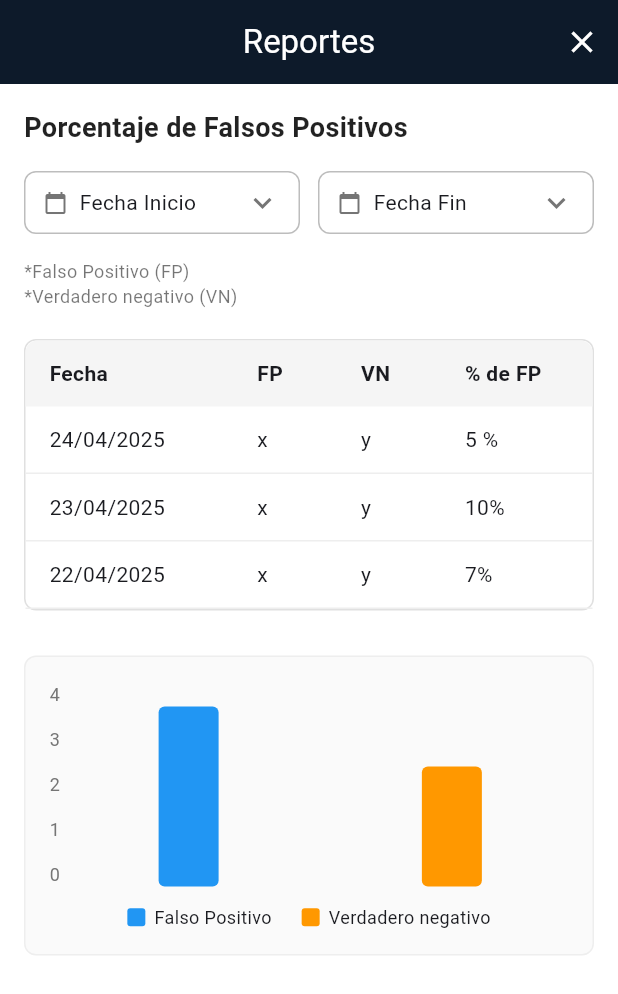
After one commit to josmeldev/txtscan, a Flutter app: the FalsosPositivosScreen screen opened directly, on a phone screen of 412 x 824 dp. The commit adds this screen. Shown: the top 994 px of the screen. Run offline on Flutter 3.47's test engine with Material 3 defaults, Android fonts, the phone set to English and light mode, and no system bars; our stand-ins replace firebase_auth, firebase_core, firebase_database, firebase_messaging, flutter_spinkit; accounts and stored records are empty.

Commit message:
Add FalsosPositivosScreen and PrecisionScreen: implement detailed reports with data tables and graphs

```diff
--- /dev/null
+++ b/lib/screens/falsos_positivos_screen.dart
@@ -0,0 +1,254 @@
+import 'package:flutter/material.dart';
+
+class FalsosPositivosScreen extends StatelessWidget {
+  const FalsosPositivosScreen({super.key});
+
+  @override
+  Widget build(BuildContext context) {
+    return Scaffold(
+      backgroundColor: Colors.white,
+      appBar: AppBar(
+        title: const Text('Reportes', style: TextStyle(color: Colors.white)),
+        backgroundColor: const Color(0xFF0D1A2A),
+        centerTitle: true,
+        leading: Container(), // Quitar el botón de back automático
+        actions: [
+          // Botón de cerrar en la esquina superior derecha
+          IconButton(
+            icon: const Icon(Icons.close, color: Colors.white, size: 24),
+            onPressed: () {
+              Navigator.of(context).pop();
+            },
+          ),
+        ],
+      ),
+      body: Padding(
+        padding: const EdgeInsets.all(16.0),
+        child: Column(
+          crossAxisAlignment: CrossAxisAlignment.start,
+          children: [
+            // Título principal
+            const Text(
+              'Porcentaje de Falsos Positivos',
+              style: TextStyle(
+                fontSize: 18,
+                fontWeight: FontWeight.bold,
+                color: Colors.black87,
+              ),
+            ),
+            const SizedBox(height: 16),
+
+            // Filtros de fecha
+            Row(
+              children: [
+                // Fecha Inicio
+                Expanded(
+                  child: Container(
+                    padding: const EdgeInsets.symmetric(horizontal: 12, vertical: 8),
+                    decoration: BoxDecoration(
+                      border: Border.all(color: Colors.grey.shade400),
+                      borderRadius: BorderRadius.circular(8),
+                    ),
+                    child: Row(
+                      children: [
+                        Icon(Icons.calendar_today, size: 16, color: Colors.grey.shade600),
+                        const SizedBox(width: 8),
+                        const Text('Fecha Inicio', style: TextStyle(fontSize: 14)),
+                        const Spacer(),
+                        Icon(Icons.keyboard_arrow_down, color: Colors.grey.shade600),
+                      ],
+                    ),
+                  ),
+                ),
+                const SizedBox(width: 12),
+                // Fecha Fin
+                Expanded(
+                  child: Container(
+                    padding: const EdgeInsets.symmetric(horizontal: 12, vertical: 8),
+                    decoration: BoxDecoration(
+                      border: Border.all(color: Colors.grey.shade400),
+                      borderRadius: BorderRadius.circular(8),
+                    ),
+                    child: Row(
+                      children: [
+                        Icon(Icons.calendar_today, size: 16, color: Colors.grey.shade600),
+                        const SizedBox(width: 8),
+                        const Text('Fecha Fin', style: TextStyle(fontSize: 14)),
+                        const Spacer(),
+                        Icon(Icons.keyboard_arrow_down, color: Colors.grey.shade600),
+                      ],
+                    ),
+                  ),
+                ),
+              ],
+            ),
+            const SizedBox(height: 16),
+
+            // Descripción de los datos
+            const Text(
+              '*Falso Positivo (FP)',
+              style: TextStyle(fontSize: 12, color: Colors.black54),
+            ),
+            const Text(
+              '*Verdadero negativo (VN)',
+              style: TextStyle(fontSize: 12, color: Colors.black54),
+            ),
+            const SizedBox(height: 20),
+
+            // Tabla de datos
+            Container(
+              decoration: BoxDecoration(
+                border: Border.all(color: Colors.grey.shade300),
+                borderRadius: BorderRadius.circular(8),
+              ),
+              child: Column(
+                children: [
+                  // Header de la tabla
+                  Container(
+                    padding: const EdgeInsets.symmetric(vertical: 12, horizontal: 16),
+                    decoration: BoxDecoration(
+                      color: Colors.grey.shade100,
+                      borderRadius: const BorderRadius.only(
+                        topLeft: Radius.circular(8),
+                        topRight: Radius.circular(8),
+                      ),
+                    ),
+                    child: const Row(
+                      children: [
+                        Expanded(flex: 2, child: Text('Fecha', style: TextStyle(fontWeight: FontWeight.bold))),
+                        Expanded(child: Text('FP', style: TextStyle(fontWeight: FontWeight.bold))),
+                        Expanded(child: Text('VN', style: TextStyle(fontWeight: FontWeight.bold))),
+                        Expanded(child: Text('% de FP', style: TextStyle(fontWeight: FontWeight.bold))),
+                      ],
+                    ),
+                  ),
+                  // Filas de datos
+                  _buildTableRow('24/04/2025', 'x', 'y', '5 %'),
+                  _buildTableRow('23/04/2025', 'x', 'y', '10%'),
+                  _buildTableRow('22/04/2025', 'x', 'y', '7%'),
+                ],
+              ),
+            ),
+            const SizedBox(height: 30),
+
+            // Gráfico de barras
+            Container(
+              height: 200,
+              padding: const EdgeInsets.all(16),
+              decoration: BoxDecoration(
+                color: Colors.grey.shade50,
+                borderRadius: BorderRadius.circular(8),
+                border: Border.all(color: Colors.grey.shade200),
+              ),
+              child: Column(
+                children: [
+                  // Eje Y (números)
+                  Expanded(
+                    child: Row(
+                      crossAxisAlignment: CrossAxisAlignment.end,
+                      children: [
+                        // Etiquetas del eje Y
+                        Column(
+                          mainAxisAlignment: MainAxisAlignment.spaceBetween,
+                          children: [
+                            Text('4', style: TextStyle(fontSize: 12, color: Colors.grey.shade600)),
+                            Text('3', style: TextStyle(fontSize: 12, color: Colors.grey.shade600)),
+                            Text('2', style: TextStyle(fontSize: 12, color: Colors.grey.shade600)),
+                            Text('1', style: TextStyle(fontSize: 12, color: Colors.grey.shade600)),
+                            Text('0', style: TextStyle(fontSize: 12, color: Colors.grey.shade600)),
+                          ],
+                        ),
+                        const SizedBox(width: 8),
+                        // Barras del gráfico
+                        Expanded(
+                          child: Row(
+                            mainAxisAlignment: MainAxisAlignment.spaceEvenly,
+                            crossAxisAlignment: CrossAxisAlignment.end,
+                            children: [
+                              // Barra azul (Falso Positivo)
+                              Container(
+                                width: 40,
+                                height: 120,
+                                decoration: BoxDecoration(
+                                  color: Colors.blue,
+                                  borderRadius: BorderRadius.circular(4),
+                                ),
+                              ),
+                              const SizedBox(width: 20),
+                              // Barra naranja (Verdadero negativo)
+                              Container(
+                                width: 40,
+                                height: 80,
+                                decoration: BoxDecoration(
+                                  color: Colors.orange,
+                                  borderRadius: BorderRadius.circular(4),
+                                ),
+                              ),
+                            ],
+                          ),
+                        ),
+                      ],
+                    ),
+                  ),
+                  const SizedBox(height: 12),
+                  // Leyenda
+                  Row(
+                    mainAxisAlignment: MainAxisAlignment.center,
+                    children: [
+                      Row(
+                        children: [
+                          Container(
+                            width: 12,
+                            height: 12,
+                            decoration: BoxDecoration(
+                              color: Colors.blue,
+                              borderRadius: BorderRadius.circular(2),
+                            ),
+                          ),
+                          const SizedBox(width: 6),
+                          const Text('Falso Positivo', style: TextStyle(fontSize: 12)),
+                        ],
+                      ),
+                      const SizedBox(width: 20),
+                      Row(
+                        children: [
+                          Container(
+                            width: 12,
+                            height: 12,
+                            decoration: BoxDecoration(
+                              color: Colors.orange,
+                              borderRadius: BorderRadius.circular(2),
+                            ),
+                          ),
+                          const SizedBox(width: 6),
+                          const Text('Verdadero negativo', style: TextStyle(fontSize: 12)),
+                        ],
+                      ),
+                    ],
+                  ),
+                ],
+              ),
+            ),
+          ],
+        ),
+      ),
+    );
+  }
+
+  Widget _buildTableRow(String fecha, String fp, String vn, String porcentaje) {
+    return Container(
+      padding: const EdgeInsets.symmetric(vertical: 12, horizontal: 16),
+      decoration: BoxDecoration(
+        border: Border(bottom: BorderSide(color: Colors.grey.shade200)),
+      ),
+      child: Row(
+        children: [
+          Expanded(flex: 2, child: Text(fecha, style: const TextStyle(fontSize: 14))),
+          Expanded(child: Text(fp, style: const TextStyle(fontSize: 14))),
+          Expanded(child: Text(vn, style: const TextStyle(fontSize: 14))),
+          Expanded(child: Text(porcentaje, style: const TextStyle(fontSize: 14))),
+        ],
+      ),
+    );
+  }
+}
```
Also changed, not shown: lib/screens/precision_screen.dart (added, +254 -0 lines), lib/screens/reports_screen.dart (+22 -0 lines).
